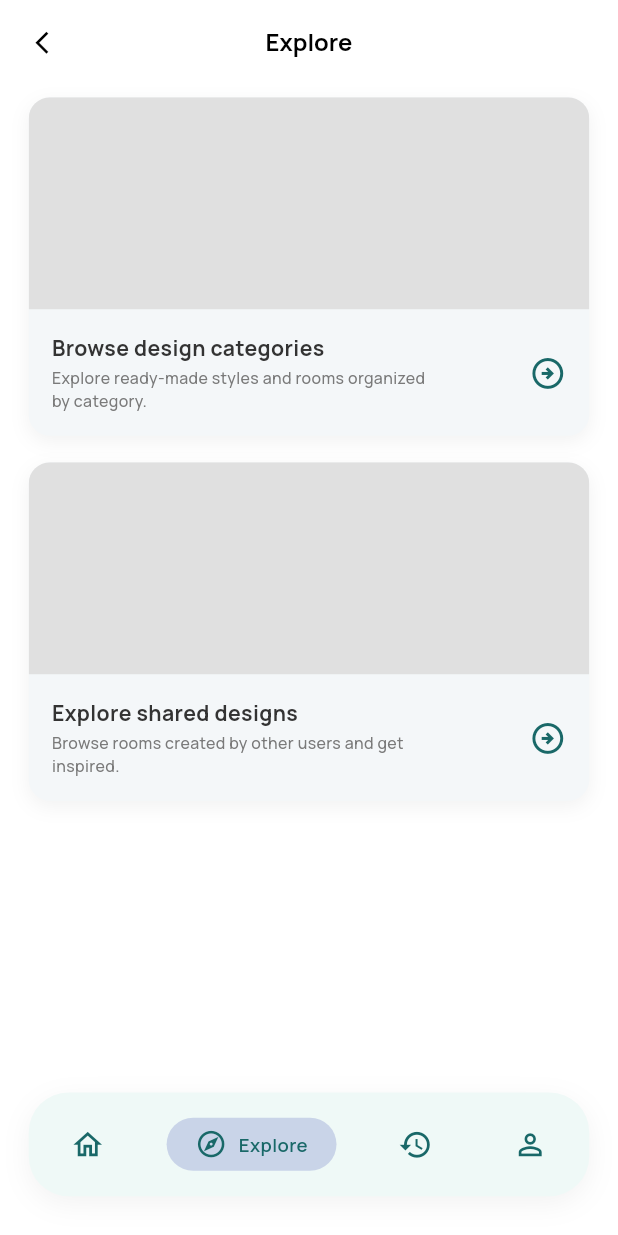
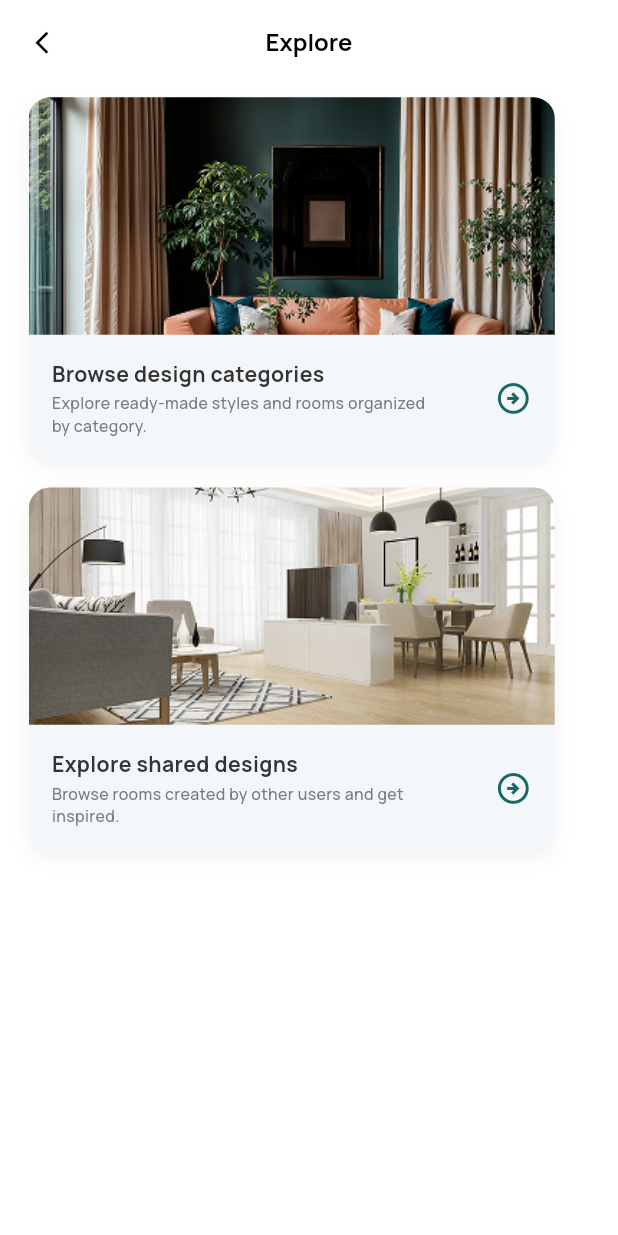
Before and after one commit to SAMMLY-AI-INTERIOR-DESIGN/sammly-app, a Flutter app: the ExploreView screen opened directly, on a phone screen of 412 x 824 dp. Run offline on Flutter 3.47's test engine with Material 3 defaults, Android fonts, the phone set to English and light mode, and no system bars; our stand-ins replace device_preview, dio, flutter_bloc, flutter_screenutil, flutter_svg, shared_preferences; accounts and stored records are empty.

Commit message:
Add Explore screen112 UI and new assets/images

```diff
--- a/lib/core/constant/app_images.dart
+++ b/lib/core/constant/app_images.dart
@@ -8,5 +8,29 @@ class AppImages {
   static const String historyIcon = "assets/images/history.svg";
   static const String profileIcon = "assets/images/profile.svg";
   static const String successBackground = 'assets/images/success_background.svg';
+  static const String onboarding1 = 'assets/images/onboarding1.png';
+  static const String onboarding2 = 'assets/images/onboarding2.png';
+  static const String onboarding3 = 'assets/images/onboarding3.png';
+  static const String onboardingBack = 'assets/images/onboarding_back.svg';
+  static const String onboardingForward = 'assets/images/onboarding_forward.svg';
+  static const String onboardingContainer = 'assets/images/onboarding_container.svg';
+  static const String arrowBack = 'assets/images/arrow_back.svg';
+  static const String searchIcon = "assets/images/search.svg";
+  static const String profilePlaceholder = "assets/images/profile_placeholder.svg";
+  static const String aiPoweredIcon = "assets/images/ai_powered.svg";
+  static const String startGenerateIcon = "assets/images/start_generate.svg";
+  static const String placeholderRoomAI = "assets/images/home_placeholder.png";
+  static const String explore1 = "assets/images/explore1.png";
+  static const String explore2 = "assets/images/explore2.png";
+  static const String noNetwork = "assets/images/NoNetwork.png";
+  static const String noResult = "assets/images/NoResult.png";
+  static const String noImage = "assets/images/NoImage.png";
+  static const String noFavorite = "assets/images/NoFavorite.png";
+  static const String noNotification = "assets/images/NoNotifications.png";
+
+
+
+
+
 
 }
--- a/lib/features/Explore/presentation/views/exploreview.dart
+++ b/lib/features/Explore/presentation/views/exploreview.dart
@@ -1,5 +1,6 @@
 import 'package:flutter/material.dart';
 import 'package:flutter_screenutil/flutter_screenutil.dart';
+import 'package:sammly/core/constant/app_images.dart';
 
 class ExploreView extends StatelessWidget {
   const ExploreView({super.key});
@@ -39,26 +40,28 @@ class ExploreView extends StatelessWidget {
         child: Column(
           children: [
             _buildExploreCard(
-              imageUrl: 'assets/images/explore_categories.png', // مسار صورة الكارد الأول
+              imageUrl: AppImages.explore1,
               title: 'Browse design categories',
               subtitle:
                   'Explore ready-made styles and rooms organized\nby category.',
             ),
             SizedBox(height: 20.h),
             _buildExploreCard(
-              imageUrl: 'assets/images/explore_shared.png', // مسار صورة الكارد الثاني
+              imageUrl: AppImages.explore2,
               title: 'Explore shared designs',
               subtitle:
                   'Browse rooms created by other users and get\ninspired.',
             ),
-            SizedBox(height: 100.h), // مساحة عشان الكروت متستخباش تحت الـ Bottom Nav
+            SizedBox(
+              height: 100.h,
+            ), // مساحة عشان الكروت متستخباش تحت الـ Bottom Nav
           ],
         ),
       ),
-      bottomNavigationBar: const _CustomBottomNavBar(),
     );
   }
 
+  // Widget مخصص للكروت عشان مكررش الكود
   // Widget مخصص للكروت عشان مكررش الكود
   Widget _buildExploreCard({
     required String imageUrl,
@@ -66,8 +69,9 @@ class ExploreView extends StatelessWidget {
     required String subtitle,
   }) {
     return Container(
+      width: 366.w, // العرض اللي إنت جبته من Figma بالظبط
       decoration: BoxDecoration(
-        color: const Color(0xFFF4F7F9), // لون خلفية النص في الكارد (رمادي/أزرق فاتح جداً)
+        color: const Color(0xFFF4F7F9), // لون خلفية النص في الكارد
         borderRadius: BorderRadius.circular(16.r),
         boxShadow: [
           BoxShadow(
@@ -83,12 +87,11 @@ class ExploreView extends StatelessWidget {
           // جزء الصورة العلوية
           ClipRRect(
             borderRadius: BorderRadius.vertical(top: Radius.circular(16.r)),
-            child: Container(
-              height: 160.h,
-              width: double.infinity,
-              color: Colors.grey[300], // لون مؤقت لو الصورة مش موجودة
-              // TODO: استخدم الصورة بتاعتك هنا بدل الـ Container الفاضي
-              // child: Image.asset(imageUrl, fit: BoxFit.cover),
+            child: Image.asset(
+              imageUrl,
+              height: 179.h, // الطول اللي إنت جبته من Figma
+              width: double.infinity, // عشان تملأ عرض الكارت كله
+              fit: BoxFit.cover, // عشان الصورة متتمطش وتحافظ على جودتها
             ),
           ),
           // جزء النصوص والزرار
@@ -128,7 +131,7 @@ class ExploreView extends StatelessWidget {
                 // أيقونة السهم الدائرية
                 Icon(
                   Icons.arrow_circle_right_outlined,
-                  color: const Color(0xFF196868), // لون الأيقونة (نفس لون الأساسي بتاعك)
+                  color: const Color(0xFF196868),
                   size: 28.sp,
                 ),
               ],
@@ -139,73 +142,3 @@ class ExploreView extends StatelessWidget {
     );
   }
 }
-
-// الكلاس الخاص بالـ Bottom Navigation Bar العائم
-class _CustomBottomNavBar extends StatelessWidget {
-  const _CustomBottomNavBar();
-
-  @override
-  Widget build(BuildContext context) {
-    return Container(
-      margin: EdgeInsets.only(left: 20.w, right: 20.w, bottom: 30.h),
-      padding: EdgeInsets.symmetric(horizontal: 16.w, vertical: 12.h),
-      decoration: BoxDecoration(
-        color: const Color(0xFFEFF9F7), // لون خلفية الناف بار
-        borderRadius: BorderRadius.circular(30.r),
-        boxShadow: [
-          BoxShadow(
-            color: Colors.black.withOpacity(0.05),
-            blurRadius: 15,
-            offset: const Offset(0, 5),
-          ),
-        ],
-      ),
-      child: Row(
-        mainAxisAlignment: MainAxisAlignment.spaceBetween,
-        children: [
-          _buildNavItem(icon: Icons.home_outlined, isActive: false),
-          _buildNavItem(icon: Icons.explore_outlined, label: 'Explore', isActive: true),
-          _buildNavItem(icon: Icons.history, isActive: false),
-          _buildNavItem(icon: Icons.person_outline, isActive: false),
-        ],
-      ),
-    );
-  }
-
-  Widget _buildNavItem({required IconData icon, String? label, required bool isActive}) {
-    final activeColor = const Color(0xFF196868); // لون الأيقونة المفعلة
-    final inactiveColor = const Color(0xFF196868); // لون الأيقونة غير المفعلة
-
-    if (isActive && label != null) {
-      return Container(
-        padding: EdgeInsets.symmetric(horizontal: 20.w, vertical: 8.h),
-        decoration: BoxDecoration(
-          color: const Color(0xFFC9D4E8), // خلفية الزرار المفعل (أزرق/بنفسجي فاتح)
-          borderRadius: BorderRadius.circular(20.r),
-        ),
-        child: Row(
-          children: [
-            Icon(icon, color: activeColor, size: 24.sp),
-            SizedBox(width: 8.w),
-            Text(
-              label,
-              style: TextStyle(
-                color: activeColor,
-                fontSize: 14.sp,
-                fontWeight: FontWeight.w600,
-                fontFamily: 'Manrope',
-              ),
-            ),
-          ],
-        ),
-      );
-    }
-
-    return IconButton(
-      icon: Icon(icon, color: inactiveColor, size: 26.sp),
-      onPressed: () {
-        // يمكنك إضافة Navigation هنا للتبديل بين الشاشات
-      },
-    );
-  }
-}
--- a/lib/main.dart
+++ b/lib/main.dart
@@ -3,6 +3,7 @@ import 'package:flutter/material.dart';
 import 'package:flutter_screenutil/flutter_screenutil.dart';
 import 'package:device_preview/device_preview.dart';
 import 'package:sammly/features/Auth/presentation/views/login_view.dart';
+import 'package:sammly/features/Explore/presentation/views/exploreview.dart';
 
 void main() {
   runApp(
@@ -30,7 +31,7 @@ class SammlyApp extends StatelessWidget {
           // ==========================================
           // حط أول شاشة هتكودها هنا (مثلاً LoginScreen)
           // ==========================================
-          home: const LoginScreen(), // استبدل السطر ده بشاشتك
+          home: const ExploreView(), // استبدل السطر ده بشاشتك
         );
       },
     );
```
Also changed, not shown: assets/images/NoFavourite.png (added), assets/images/NoImage.png (added), assets/images/NoNetwork.png (added), assets/images/NoNotifications.png (added), assets/images/NoResult.png (added).
